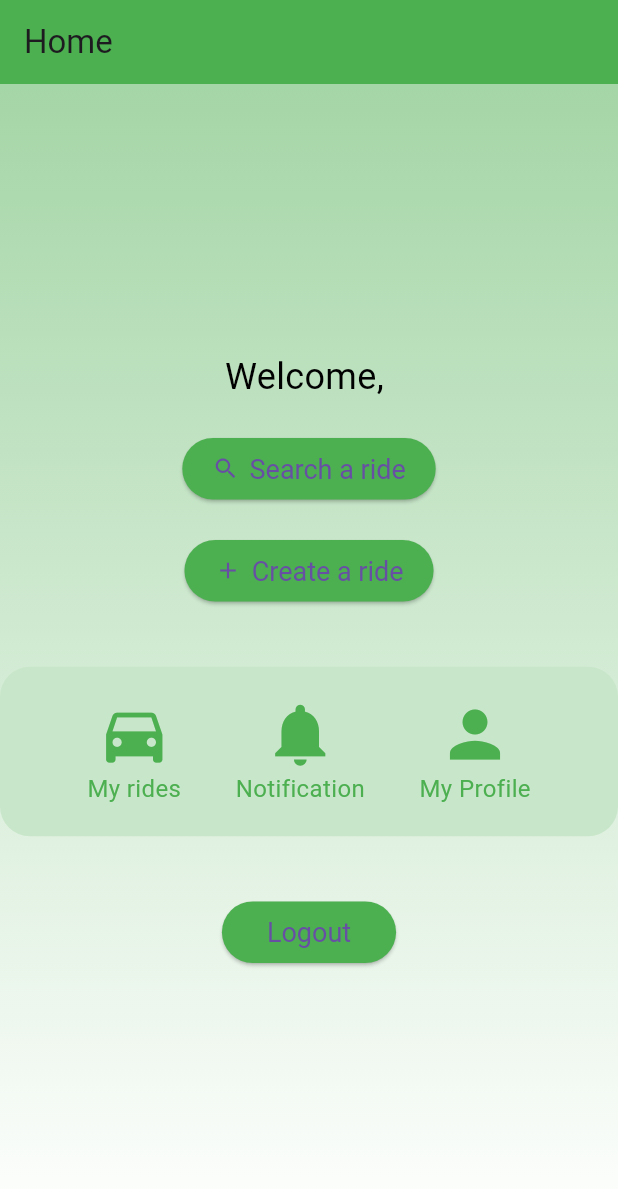
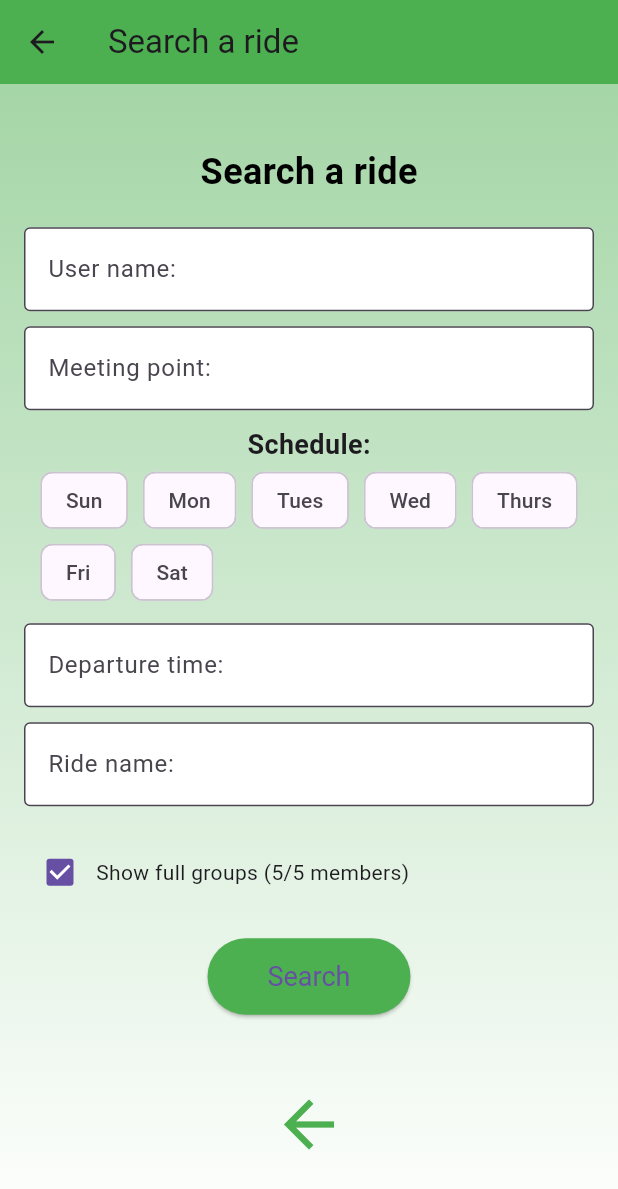
Before and after one commit to benbaruch1/carpool, a Flutter app: the screen it shows once a user with an empty profile is signed in, after a tap on "Search a ride", on a phone screen of 412 x 824 dp. Shown: the top 1189 px of the screen. Run offline on Flutter 3.47's test engine with Material 3 defaults, Android fonts, the phone set to English and light mode, and no system bars; our stand-ins replace cloud_firestore, firebase_auth, firebase_core, flutter_spinkit; accounts and stored records are empty; generated files the repository leaves out were written again.

Commit message:
Implemented searchRide files

```diff
--- a/carpool_app/lib/views/createRide_page.dart
+++ b/carpool_app/lib/views/createRide_page.dart
@@ -52,7 +52,7 @@ class _CreateRidePageState extends State<CreateRidePage> {
         return;
       }
 
-      //check if user insert departure && return time for each day
+      // Check if user inserted departure & return time for each selected day
       bool allTimesValid = true;
       selectedDays.forEach((day) {
         if (departureTimes[day]!.text.isEmpty ||
@@ -65,7 +65,7 @@ class _CreateRidePageState extends State<CreateRidePage> {
         ScaffoldMessenger.of(context).showSnackBar(
           SnackBar(
               content: Text(
-                  'Please select departure and return times \n for all selected days'),
+                  'Please select departure and return times for all selected days'),
               duration: Duration(seconds: 2)),
         );
         return;
@@ -77,7 +77,6 @@ class _CreateRidePageState extends State<CreateRidePage> {
           'departureTime': departureTimes[day]!.text,
           'returnTime': returnTimes[day]!.text,
         };
-        //
       });
       User? user = FirebaseAuth.instance.currentUser;
       if (user == null) {
@@ -87,33 +86,37 @@ class _CreateRidePageState extends State<CreateRidePage> {
         return;
       }
       try {
-        DocumentReference rideRef =
-            await FirebaseFirestore.instance.collection('rides').add({
+        DocumentReference groupRef =
+            await FirebaseFirestore.instance.collection('groups').add({
           'rideName': _rideNameController.text,
           'firstMeetingPoint': _firstMeetingPointController.text,
           'secondMeetingPoint': _secondMeetingPointController.text,
           'thirdMeetingPoint': _thirdMeetingPointController.text,
           'selectedDays': selectedDays.toList(),
           'times': times,
-          'userId': user.uid, //save the user.uid inside the ride info
+          'userId': user.uid,
+          'members': [
+            user.uid
+          ], // Add the user who created the group as the first member
         });
 
-        //update the user collection with array of rides (made by hem)
+        // Update the user's collection with array of groups (created by them)
         await FirebaseFirestore.instance
             .collection('users')
-            .doc(user!.uid)
+            .doc(user.uid)
             .update({
-          'rides': FieldValue.arrayUnion([rideRef.id])
+          'rides': FieldValue.arrayUnion([groupRef.id])
         });
+
         ScaffoldMessenger.of(context).showSnackBar(SnackBar(
-          content: Text('Ride created successfully!'),
+          content: Text('Group created successfully!'),
           duration: Duration(seconds: 2),
           backgroundColor: Colors.lightGreen,
         ));
         Navigator.pop(context);
       } catch (e) {
         ScaffoldMessenger.of(context).showSnackBar(
-          SnackBar(content: Text('Failed to create ride: $e')),
+          SnackBar(content: Text('Failed to create group: $e')),
         );
       }
     }
@@ -124,11 +127,14 @@ class _CreateRidePageState extends State<CreateRidePage> {
     final TimeOfDay? picked = await showTimePicker(
       context: context,
       initialTime: TimeOfDay.now(),
+      builder: (BuildContext context, Widget? child) {
+        return MediaQuery(
+          data: MediaQuery.of(context).copyWith(alwaysUse24HourFormat: true),
+          child: child!,
+        );
+      },
     );
     if (picked != null) {
-      final now = DateTime.now();
-      final dt =
-          DateTime(now.year, now.month, now.day, picked.hour, picked.minute);
       controller.text =
           "${picked.hour.toString().padLeft(2, '0')}:${picked.minute.toString().padLeft(2, '0')}";
     }
@@ -138,7 +144,7 @@ class _CreateRidePageState extends State<CreateRidePage> {
   Widget build(BuildContext context) {
     return Scaffold(
       appBar: AppBar(
-        title: Text('Create ride'),
+        title: Text('Create group'),
         backgroundColor: Colors.green,
       ),
       body: Container(
@@ -159,7 +165,7 @@ class _CreateRidePageState extends State<CreateRidePage> {
                   mainAxisAlignment: MainAxisAlignment.center,
                   children: <Widget>[
                     Text(
-                      'Create ride',
+                      'Create group',
                       style: TextStyle(
                           fontSize: 24,
                           fontWeight: FontWeight.bold,
@@ -167,7 +173,7 @@ class _CreateRidePageState extends State<CreateRidePage> {
                     ),
                     SizedBox(height: 20),
                     buildTextFieldWithAsterisk(
-                        'Ride name:', _rideNameController, true),
+                        'Group name:', _rideNameController, true),
                     SizedBox(height: 20),
                     buildTextFieldWithAsterisk('Set first meeting point:',
                         _firstMeetingPointController, true),
@@ -210,7 +216,7 @@ class _CreateRidePageState extends State<CreateRidePage> {
                     SizedBox(height: 20),
                     ElevatedButton(
                       onPressed: _createRide,
-                      child: Text('Create new ride'),
+                      child: Text('Create new group'),
                       style: ElevatedButton.styleFrom(
                         backgroundColor: Colors.green,
                         padding:
--- a/carpool_app/lib/views/home_page.dart
+++ b/carpool_app/lib/views/home_page.dart
@@ -4,6 +4,7 @@ import 'package:carpool_app/shared/loading.dart';
 import 'package:flutter/material.dart';
 import 'package:carpool_app/views/myRides_page.dart';
 import 'package:carpool_app/views/createRide_page.dart';
+import 'package:carpool_app/views/searchRide_page.dart';
 import 'package:provider/provider.dart';
 import 'package:carpool_app/views/myprofile_page.dart';
 
@@ -64,6 +65,11 @@ class _HomePageState extends State<HomePage> {
                     SizedBox(height: 20),
                     ElevatedButton.icon(
                       onPressed: () {
+                        Navigator.push(
+                          context,
+                          MaterialPageRoute(
+                              builder: (context) => SearchRidePage()),
+                        );
                         // Implement search ride functionality
                       },
                       icon: Icon(Icons.search),
--- /dev/null
+++ b/carpool_app/lib/views/searchRide_page.dart
@@ -0,0 +1,359 @@
+import 'package:flutter/material.dart';
+import 'package:cloud_firestore/cloud_firestore.dart';
+
+class SearchRidePage extends StatefulWidget {
+  @override
+  _SearchRidePageState createState() => _SearchRidePageState();
+}
+
+class _SearchRidePageState extends State<SearchRidePage> {
+  final TextEditingController _userNameController = TextEditingController();
+  final TextEditingController _meetingPointController = TextEditingController();
+  final TextEditingController _departureTimeController =
+      TextEditingController();
+  final TextEditingController _rideNameController = TextEditingController();
+  final Set<String> selectedDays = {};
+  bool _showFullGroups = true;
+  Future<QuerySnapshot>? _searchResults;
+
+  Future<void> _searchRides() async {
+    Query groups_query = FirebaseFirestore.instance.collection('groups');
+    Query users_query = FirebaseFirestore.instance.collection('users');
+
+    if (_userNameController.text.isNotEmpty) {
+      //users_query=users_query.where('userName',isEqualTo)
+      groups_query =
+          groups_query.where('userName', isEqualTo: _userNameController.text);
+    }
+    if (_meetingPointController.text.isNotEmpty) {
+      groups_query = groups_query
+          .where('firstMeetingPoint', isEqualTo: _meetingPointController.text)
+          .where('secondMeetingPoint', isEqualTo: _meetingPointController.text)
+          .where('thirdMeetingPoint', isEqualTo: _meetingPointController.text);
+    }
+    if (selectedDays.isNotEmpty) {
+      groups_query = groups_query.where('selectedDays',
+          arrayContainsAny: selectedDays.toList());
+    }
+    if (_departureTimeController.text.isNotEmpty) {
+      groups_query = groups_query.where('times.departureTime',
+          isEqualTo: _departureTimeController.text);
+    }
+    if (_rideNameController.text.isNotEmpty) {
+      groups_query =
+          groups_query.where('rideName', isEqualTo: _rideNameController.text);
+    }
+    if (!_showFullGroups) {
+      groups_query = groups_query.where('members', arrayContains: '<5');
+    }
+
+    QuerySnapshot querySnapshot = await groups_query.get();
+
+    print(
+        "Search query executed. Number of results: ${querySnapshot.docs.length}");
+
+    setState(() {
+      _searchResults = Future.value(querySnapshot);
+    });
+  }
+
+  void _showRideDetails(BuildContext context, DocumentSnapshot ride) {
+    showDialog(
+      context: context,
+      builder: (BuildContext context) {
+        return AlertDialog(
+          title: Text(ride['rideName']),
+          content: Column(
+            crossAxisAlignment: CrossAxisAlignment.start,
+            mainAxisSize: MainAxisSize.min,
+            children: [
+              _buildRichText(
+                  'First Meeting Point: ', ride['firstMeetingPoint']),
+              _buildRichText(
+                  'Second Meeting Point: ', ride['secondMeetingPoint']),
+              _buildRichText(
+                  'Third Meeting Point: ', ride['thirdMeetingPoint']),
+              _buildRichText(
+                  'Selected Days: ', ride['selectedDays'].join(', ')),
+              ...ride['selectedDays'].map<Widget>((day) {
+                return Column(
+                  crossAxisAlignment: CrossAxisAlignment.start,
+                  children: [
+                    Text(
+                      '$day:',
+                      style:
+                          TextStyle(fontSize: 16, fontWeight: FontWeight.bold),
+                    ),
+                    Text(
+                        '  Departure Time: ${ride['times'][day]['departureTime']}'),
+                    Text('  Return Time: ${ride['times'][day]['returnTime']}'),
+                  ],
+                );
+              }).toList(),
+              Text('Members:', style: TextStyle(fontWeight: FontWeight.bold)),
+              ...ride['members'].map<Widget>((member) {
+                bool isCreator = member == ride['userId'];
+                return Row(
+                  children: [
+                    if (isCreator) Icon(Icons.star, color: Colors.green),
+                    FutureBuilder<DocumentSnapshot>(
+                      future: FirebaseFirestore.instance
+                          .collection('users')
+                          .doc(member)
+                          .get(),
+                      builder: (context, snapshot) {
+                        if (snapshot.connectionState ==
+                            ConnectionState.waiting) {
+                          return Text('Loading...');
+                        } else if (snapshot.hasError) {
+                          return Text('Error');
+                        } else {
+                          String memberName =
+                              snapshot.data!['firstName'] ?? 'Unknown';
+                          return Text(memberName,
+                              style: TextStyle(
+                                  color:
+                                      isCreator ? Colors.green : Colors.black));
+                        }
+                      },
+                    ),
+                  ],
+                );
+              }).toList(),
+            ],
+          ),
+          actions: [
+            TextButton(
+              child: Text('Close'),
+              onPressed: () {
+                Navigator.of(context).pop();
+              },
+            ),
+          ],
+        );
+      },
+    );
+  }
+
+  static Widget _buildRichText(String label, String value) {
+    return RichText(
+      text: TextSpan(
+        style: TextStyle(color: Colors.black),
+        children: [
+          TextSpan(
+            text: label,
+            style: TextStyle(fontWeight: FontWeight.bold),
+          ),
+          TextSpan(text: value),
+        ],
+      ),
+    );
+  }
+
+  @override
+  Widget build(BuildContext context) {
+    return Scaffold(
+      appBar: AppBar(
+        title: Text('Search a ride'),
+        backgroundColor: Colors.green,
+      ),
+      body: Container(
+        decoration: BoxDecoration(
+          gradient: LinearGradient(
+            colors: [Colors.green.shade200, Colors.white],
+            begin: Alignment.topCenter,
+            end: Alignment.bottomCenter,
+          ),
+        ),
+        child: Center(
+          child: SingleChildScrollView(
+            child: Padding(
+              padding: const EdgeInsets.all(16.0),
+              child: Column(
+                mainAxisAlignment: MainAxisAlignment.center,
+                children: <Widget>[
+                  Text(
+                    'Search a ride',
+                    style: TextStyle(
+                      fontSize: 24,
+                      fontWeight: FontWeight.bold,
+                      color: Colors.black,
+                    ),
+                  ),
+                  SizedBox(height: 20),
+                  _buildTextField('User name:', _userNameController),
+                  SizedBox(height: 10),
+                  _buildTextField('Meeting point:', _meetingPointController),
+                  SizedBox(height: 10),
+                  Text(
+                    'Schedule:',
+                    style: TextStyle(fontSize: 18, fontWeight: FontWeight.bold),
+                  ),
+                  Wrap(
+                    spacing: 10,
+                    children: [
+                      'Sun',
+                      'Mon',
+                      'Tues',
+                      'Wed',
+                      'Thurs',
+                      'Fri',
+                      'Sat'
+                    ].map((day) {
+                      return ChoiceChip(
+                        label: Text(day),
+                        selected: selectedDays.contains(day),
+                        onSelected: (bool selected) {
+                          setState(() {
+                            if (selected) {
+                              selectedDays.add(day);
+                            } else {
+                              selectedDays.remove(day);
+                            }
+                          });
+                        },
+                      );
+                    }).toList(),
+                  ),
+                  SizedBox(height: 10),
+                  _buildTextField('Departure time:', _departureTimeController,
+                      isTime: true),
+                  SizedBox(height: 10),
+                  _buildTextField('Ride name:', _rideNameController),
+                  SizedBox(height: 20),
+                  Row(
+                    children: [
+                      Checkbox(
+                        value: _showFullGroups,
+                        onChanged: (bool? value) {
+                          setState(() {
+                            _showFullGroups = value ?? true;
+                          });
+                        },
+                      ),
+                      Text('Show full groups (5/5 members)'),
+                    ],
+                  ),
+                  SizedBox(height: 20),
+                  ElevatedButton(
+                    onPressed: _searchRides,
+                    child: Text('Search'),
+                    style: ElevatedButton.styleFrom(
+                      backgroundColor: Colors.green,
+                      padding:
+                          EdgeInsets.symmetric(horizontal: 40, vertical: 15),
+                      textStyle: TextStyle(fontSize: 18),
+                    ),
+                  ),
+                  SizedBox(height: 20),
+                  _searchResults != null
+                      ? FutureBuilder<QuerySnapshot>(
+                          future: _searchResults,
+                          builder: (context, snapshot) {
+                            if (snapshot.connectionState ==
+                                ConnectionState.waiting) {
+                              return CircularProgressIndicator();
+                            } else if (snapshot.hasError) {
+                              return Text('Error: ${snapshot.error}');
+                            } else if (!snapshot.hasData ||
+                                snapshot.data!.docs.isEmpty) {
+                              return Text('No rides found');
+                            } else {
+                              return ListView.builder(
+                                shrinkWrap: true,
+                                physics: NeverScrollableScrollPhysics(),
+                                itemCount: snapshot.data!.docs.length,
+                                itemBuilder: (context, index) {
+                                  DocumentSnapshot ride =
+                                      snapshot.data!.docs[index];
+                                  return Card(
+                                    margin: EdgeInsets.symmetric(
+                                        vertical: 10, horizontal: 15),
+                                    child: ListTile(
+                                      contentPadding: EdgeInsets.all(15),
+                                      title: Text(
+                                        ride['rideName'],
+                                        style: TextStyle(
+                                            fontSize: 20,
+                                            fontWeight: FontWeight.bold),
+                                      ),
+                                      subtitle: Column(
+                                        crossAxisAlignment:
+                                            CrossAxisAlignment.start,
+                                        children: [
+                                          Text(
+                                              'First Meeting Point: ${ride['firstMeetingPoint']}'),
+                                          Text(
+                                              'Second Meeting Point: ${ride['secondMeetingPoint']}'),
+                                          Text(
+                                              'Third Meeting Point: ${ride['thirdMeetingPoint']}'),
+                                        ],
+                                      ),
+                                      trailing: Text(
+                                          'Members: ${ride['members'].length}/5'),
+                                      onTap: () {
+                                        _showRideDetails(context, ride);
+                                      },
+                                    ),
+                                  );
+                                },
+                              );
+                            }
+                          },
+                        )
+                      : Container(),
+                  SizedBox(height: 20),
+                  IconButton(
+                    icon: Icon(Icons.arrow_back, color: Colors.green, size: 50),
+                    onPressed: () {
+                      Navigator.pop(context);
+                    },
+                  ),
+                ],
+              ),
+            ),
+          ),
+        ),
+      ),
+    );
+  }
+
+  Widget _buildTextField(String label, TextEditingController controller,
+      {bool isTime = false}) {
+    return Row(
+      children: [
+        Expanded(
+          child: TextFormField(
+            controller: controller,
+            readOnly: isTime,
+            decoration: InputDecoration(
+              labelText: label,
+              border: OutlineInputBorder(),
+              filled: true,
+              fillColor: Colors.white,
+            ),
+            onTap: isTime ? () => _selectTime(context, controller) : null,
+          ),
+        ),
+      ],
+    );
+  }
+
+  Future<void> _selectTime(
+      BuildContext context, TextEditingController controller) async {
+    final TimeOfDay? picked = await showTimePicker(
+      context: context,
+      initialTime: TimeOfDay.now(),
+      builder: (BuildContext context, Widget? child) {
+        return MediaQuery(
+          data: MediaQuery.of(context).copyWith(alwaysUse24HourFormat: true),
+          child: child!,
+        );
+      },
+    );
+    if (picked != null) {
+      controller.text =
+          "${picked.hour.toString().padLeft(2, '0')}:${picked.minute.toString().padLeft(2, '0')}";
+    }
+  }
+}
```
Also changed, not shown: carpool_app/lib/views/myRides_page.dart (+36 -5 lines).
